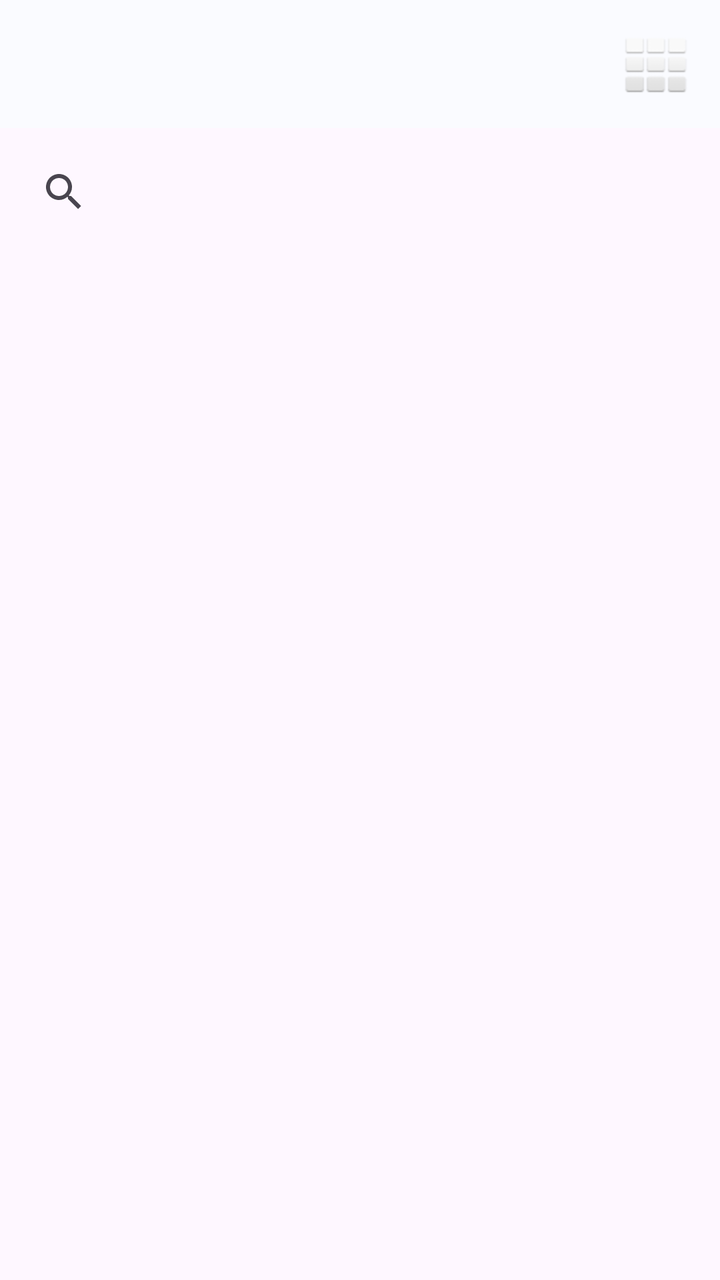
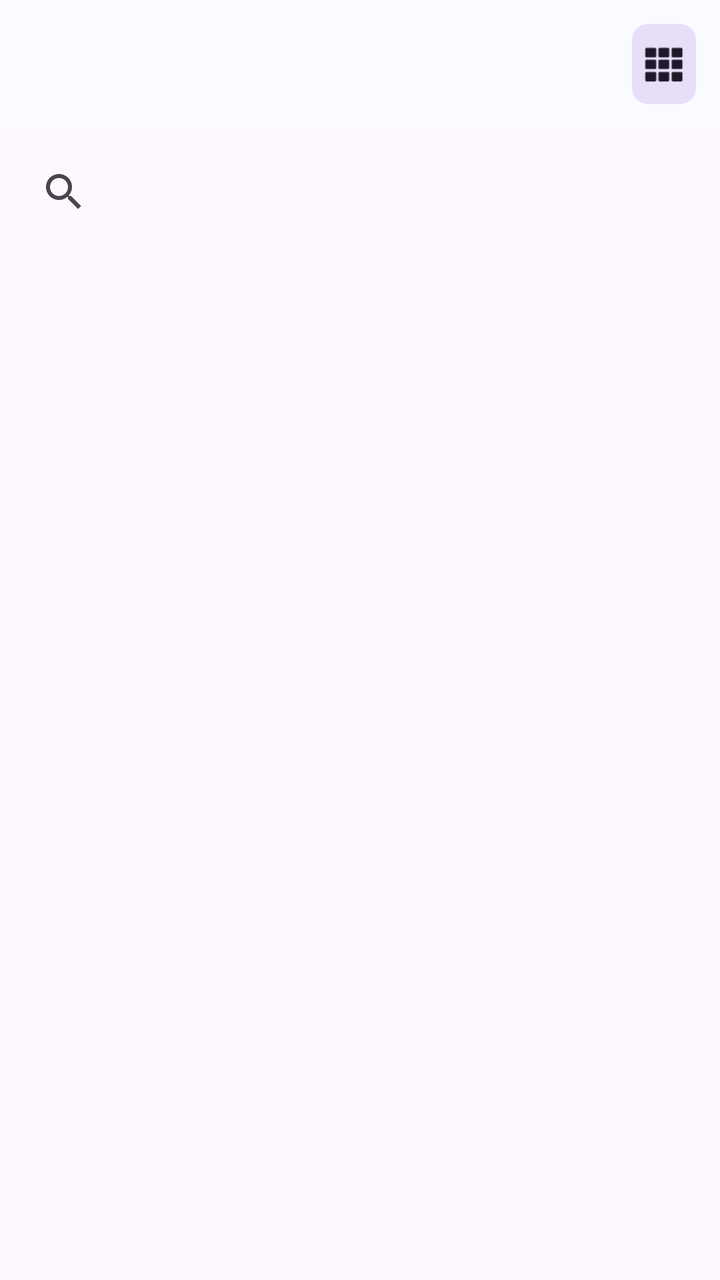

Before-and-after screenshots of an Android layout around one commit, followed by the original layout XML and the change that was made.
<!-- AndroidManifest.xml: application theme Theme.CryptoTracker -->
<!-- res/layout/activity_search.xml -->
<?xml version="1.0" encoding="utf-8"?>
<LinearLayout
    xmlns:android="http://schemas.android.com/apk/res/android"
    xmlns:app="http://schemas.android.com/apk/res-auto"
    android:layout_width="match_parent"
    android:layout_height="match_parent"
    android:orientation="vertical">

    <com.google.android.material.appbar.AppBarLayout
        android:layout_width="match_parent"
        android:layout_height="wrap_content">

        <com.google.android.material.appbar.MaterialToolbar
            android:id="@+id/toolbar"
            android:layout_width="match_parent"
            android:layout_height="?attr/actionBarSize">

        <ImageButton
            android:id="@+id/toggleViewButton"
            android:layout_width="wrap_content"
            android:layout_height="wrap_content"
            android:layout_gravity="end"
            android:layout_marginEnd="8dp"
            android:background="?attr/selectableItemBackgroundBorderless"
            android:contentDescription="Toggle view"
            android:src="@android:drawable/ic_dialog_dialer"
            android:padding="8dp"/>

        </com.google.android.material.appbar.MaterialToolbar>

    </com.google.android.material.appbar.AppBarLayout>

    <SearchView
        android:id="@+id/searchView"
        android:layout_width="match_parent"
        android:layout_height="wrap_content"
        android:padding="8dp"
        android:queryHint="Search coins..."/>
    <androidx.recyclerview.widget.RecyclerView
        android:id="@+id/recyclerView"
        android:layout_width="match_parent"
        android:layout_height="match_parent"
        android:padding="4dp"/>
</LinearLayout>
<!-- resources referenced by this layout -->
<resources>
  <style name="Theme.CryptoTracker" parent="Theme.Material3.Light.NoActionBar">
    <item name="colorPrimary">@color/md_theme_primary</item>
    <item name="colorOnPrimary">@color/md_theme_onPrimary</item>
    <item name="colorPrimaryContainer">@color/md_theme_primaryContainer</item>
    <item name="colorOnPrimaryContainer">@color/md_theme_onPrimaryContainer</item>
    <item name="colorSecondary">@color/md_theme_secondary</item>
    <item name="colorOnSecondary">@color/md_theme_onSecondary</item>
    <item name="colorSurface">@color/md_theme_surface</item>
    <item name="colorOnSurface">@color/md_theme_onSurface</item>
    <item name="colorError">@color/md_theme_error</item>
   </style>
  <color name="md_theme_primary">#1B6EF3</color>
  <color name="md_theme_onPrimary">#FFFFFF</color>
  <color name="md_theme_primaryContainer">#D8E2FF</color>
  <color name="md_theme_onPrimaryContainer">#001A41</color>
  <color name="md_theme_secondary">#575E71</color>
  <color name="md_theme_onSecondary">#FFFFFF</color>
  <color name="md_theme_surface">#FAFBFF</color>
  <color name="md_theme_onSurface">#1A1B1F</color>
  <color name="md_theme_error">#BA1A1A</color>
</resources>

<!-- the commit's change to res/layout/activity_search.xml (unified diff, before → after) -->
@@ -15,16 +15,19 @@
             android:layout_width="match_parent"
             android:layout_height="?attr/actionBarSize">
 
-        <ImageButton
+        <com.google.android.material.button.MaterialButton
             android:id="@+id/toggleViewButton"
-            android:layout_width="wrap_content"
-            android:layout_height="wrap_content"
+            android:layout_width="40dp"
+            android:layout_height="40dp"
             android:layout_gravity="end"
             android:layout_marginEnd="8dp"
-            android:background="?attr/selectableItemBackgroundBorderless"
-            android:contentDescription="Toggle view"
-            android:src="@android:drawable/ic_dialog_dialer"
-            android:padding="8dp"/>
+            android:insetTop="0dp"
+            android:insetBottom="0dp"
+            app:icon="@android:drawable/ic_dialog_dialer"
+            app:iconGravity="textStart"
+            app:iconPadding="0dp"
+            style="@style/Widget.Material3.Button.IconButton.Filled.Tonal"
+            app:cornerRadius="8dp"/>
 
         </com.google.android.material.appbar.MaterialToolbar>
 
